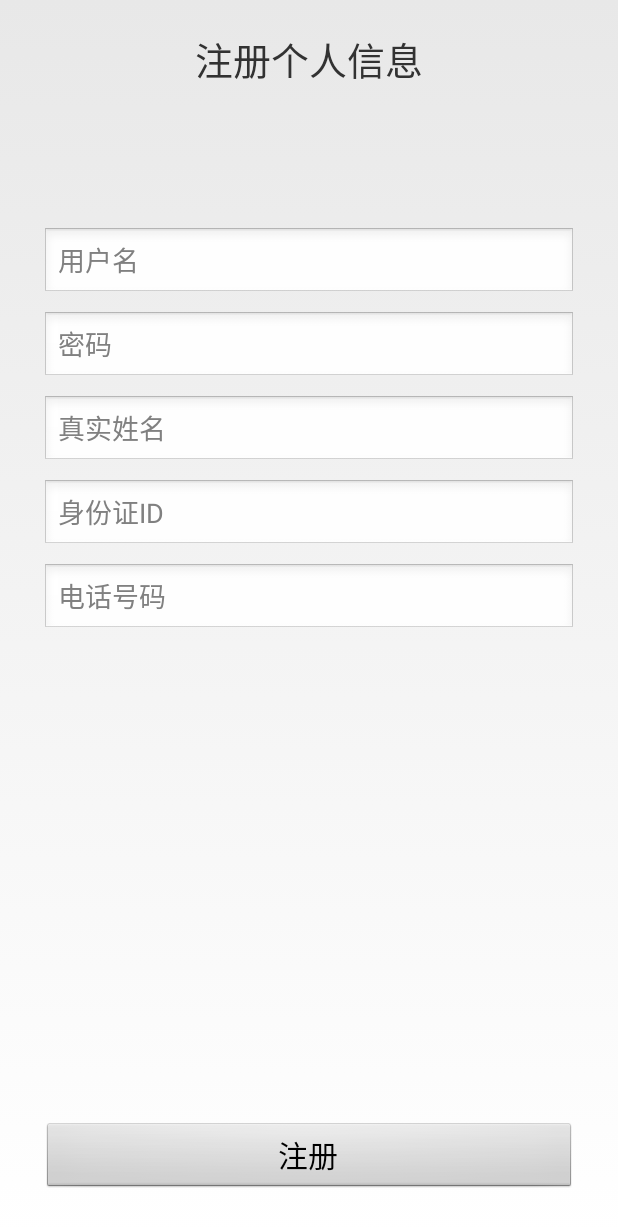
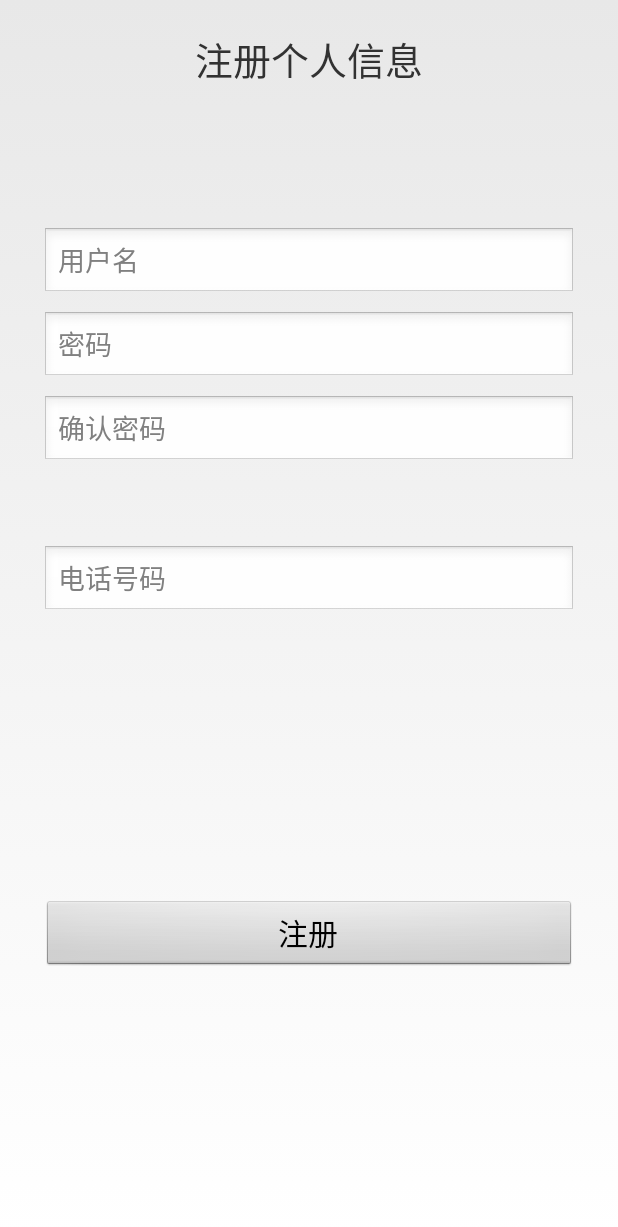
Before and after one commit to lining9717/EasyTour-v1.2, an Android app: the RegisterTourist screen opened directly, with no data from a screen before it, on a phone screen of 412 x 824 dp. Shown: the top 1227 px of the screen. Run offline under Robolectric (Android 15) with nearby library versions, the phone set to English and light mode, and no system bars.

Commit message:
complete login function with server and modifying somg files' name

```diff
--- a/app/src/main/AndroidManifest.xml
+++ b/app/src/main/AndroidManifest.xml
@@ -4,6 +4,7 @@
     <uses-permission android:name="android.permission.GET_ACCOUNTS" />
     <uses-permission android:name="android.permission.READ_PROFILE" />
     <uses-permission android:name="android.permission.READ_CONTACTS" />
+    <uses-permission android:name="android.permission.INTERNET"/>
     <application
         android:allowBackup="true"
         android:icon="@mipmap/ic_launcher"
@@ -13,7 +14,7 @@
         android:theme="@style/AppTheme.NoActionBar">
 
         <activity
-            android:name=".Main2Activity"
+            android:name=".GuiderActivity"
             android:label="@string/title_activity_main2"
             android:theme="@style/AppTheme.NoActionBar" />
         <activity android:name=".TouristSettingActivity" />
@@ -40,7 +41,7 @@
         </activity>
 
         <activity
-            android:name=".MainActivity"
+            android:name=".TouristActivity"
             android:label="LOBBY"
             android:theme="@style/AppTheme.NoActionBar"
             >
--- a/app/src/main/java/com/example/lining/easytour/RegisterTourist.java
+++ b/app/src/main/java/com/example/lining/easytour/RegisterTourist.java
@@ -16,7 +16,6 @@ public class RegisterTourist extends Activity {
     private EditText et_r_t_user_name;
     private EditText et_r_t_psw;
     private EditText et_r_t_real_name;
-    private EditText et_r_t_ID;
     private EditText et_r_t_phone;
     private Button btn_r_t_ok;
 
@@ -48,8 +47,7 @@ public class RegisterTourist extends Activity {
     public void init(){
         et_r_t_user_name = findViewById(R.id.et_tourist_user_name);
         et_r_t_psw = findViewById(R.id.et_tourist__psw);
-        et_r_t_real_name = findViewById(R.id.et_tourist_real_name);
-        et_r_t_ID = findViewById(R.id.et_tourist_ID);
+        et_r_t_real_name = findViewById(R.id.et_tourist_confirm_psw);
         et_r_t_phone = findViewById(R.id.et_tourist_tel);
         btn_r_t_ok = findViewById(R.id.btn_tourist_ok);
     }
--- a/app/src/main/res/layout/register_tourist.xml
+++ b/app/src/main/res/layout/register_tourist.xml
@@ -2,16 +2,20 @@
 <android.support.constraint.ConstraintLayout
     xmlns:android="http://schemas.android.com/apk/res/android"
     xmlns:app="http://schemas.android.com/apk/res-auto"
+    xmlns:tools="http://schemas.android.com/tools"
     android:layout_width="match_parent"
     android:layout_height="match_parent"
     android:padding="20dp">
+
     <TextView
+        android:id="@+id/textView"
         android:layout_width="match_parent"
         android:layout_height="wrap_content"
+        android:gravity="center"
         android:text="注册个人信息"
-        android:gravity="center"
         android:textSize="25sp"
-        />
+        tools:layout_editor_absoluteX="20dp"
+        tools:layout_editor_absoluteY="20dp" />
     <EditText
         android:id="@+id/et_tourist_user_name"
         android:layout_width="match_parent"
@@ -47,7 +51,7 @@
         app:layout_constraintVertical_bias="0.0" />
 
     <EditText
-        android:id="@+id/et_tourist_real_name"
+        android:id="@+id/et_tourist_confirm_psw"
         android:layout_width="match_parent"
         android:layout_height="wrap_content"
         android:layout_marginBottom="8dp"
@@ -55,27 +59,13 @@
         android:layout_marginStart="8dp"
         android:layout_marginTop="8dp"
         android:ems="10"
-        android:hint="真实姓名"
+        android:hint="确认密码"
         android:inputType="textPersonName"
         app:layout_constraintBottom_toBottomOf="parent"
         app:layout_constraintEnd_toEndOf="parent"
         app:layout_constraintStart_toStartOf="parent"
         app:layout_constraintTop_toBottomOf="@+id/et_tourist__psw"
         app:layout_constraintVertical_bias="0.0" />
-
-    <EditText
-        android:id="@+id/et_tourist_ID"
-        android:layout_width="match_parent"
-        android:layout_height="wrap_content"
-        android:layout_marginEnd="8dp"
-        android:layout_marginStart="8dp"
-        android:layout_marginTop="8dp"
-        android:ems="10"
-        android:hint="身份证ID"
-        android:inputType="textPersonName"
-        app:layout_constraintEnd_toEndOf="parent"
-        app:layout_constraintStart_toStartOf="parent"
-        app:layout_constraintTop_toBottomOf="@+id/et_tourist_real_name" />
 
     <EditText
         android:id="@+id/et_tourist_tel"
@@ -88,10 +78,10 @@
         android:ems="10"
         android:hint="电话号码"
         android:inputType="textPersonName"
-        app:layout_constraintBottom_toBottomOf="parent"
+        app:layout_constraintBottom_toTopOf="@+id/btn_tourist_ok"
         app:layout_constraintEnd_toEndOf="parent"
         app:layout_constraintStart_toStartOf="parent"
-        app:layout_constraintTop_toBottomOf="@+id/et_tourist_ID"
+        app:layout_constraintTop_toTopOf="@+id/et_tourist__psw"
         app:layout_constraintVertical_bias="0.0" />
 
     <Button
@@ -107,7 +97,7 @@
         app:layout_constraintBottom_toBottomOf="parent"
         app:layout_constraintEnd_toEndOf="parent"
         app:layout_constraintStart_toStartOf="parent"
-        app:layout_constraintTop_toBottomOf="@+id/et_guide_tel"
+        app:layout_constraintTop_toBottomOf="@+id/et_tourist_tel"
         app:layout_constraintVertical_bias="0.0" />
 
 
```
Also changed, not shown: app/build.gradle (+6 -1 lines), app/src/main/java/com/example/lining/easytour/GuiderActivity.java (renamed from app/src/main/java/com/example/lining/easytour/Main2Activity.java, +6 -6 lines), app/src/main/java/com/example/lining/easytour/Login.java (+79 -12 lines), app/src/main/java/com/example/lining/easytour/TouristActivity.java (renamed from app/src/main/java/com/example/lining/easytour/MainActivity.java, +6 -6 lines), app/libs/commons-logging-1.1.1.jar (added), app/libs/httpclient-4.1.2.jar (added), app/libs/httpcore-4.0.jar (added).
